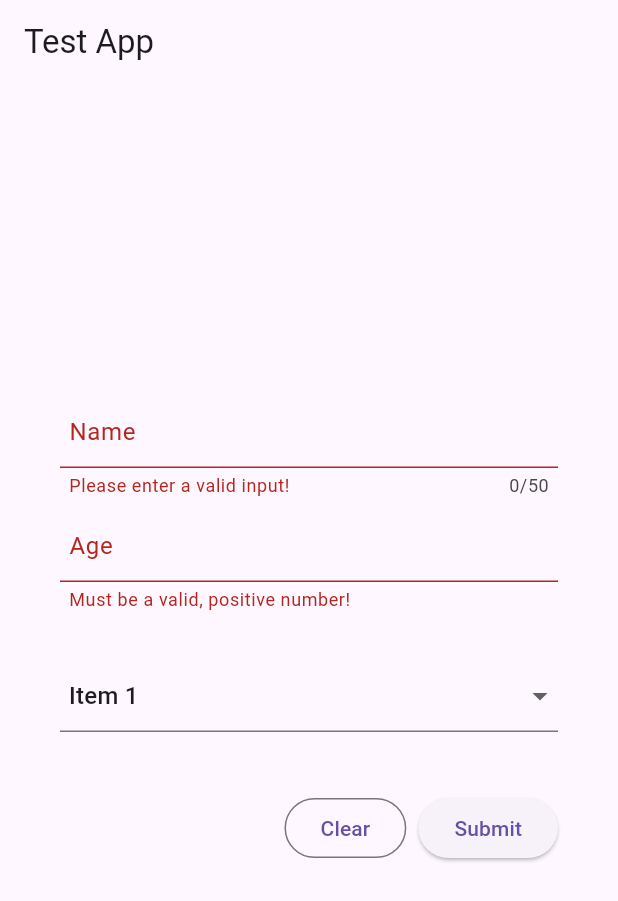
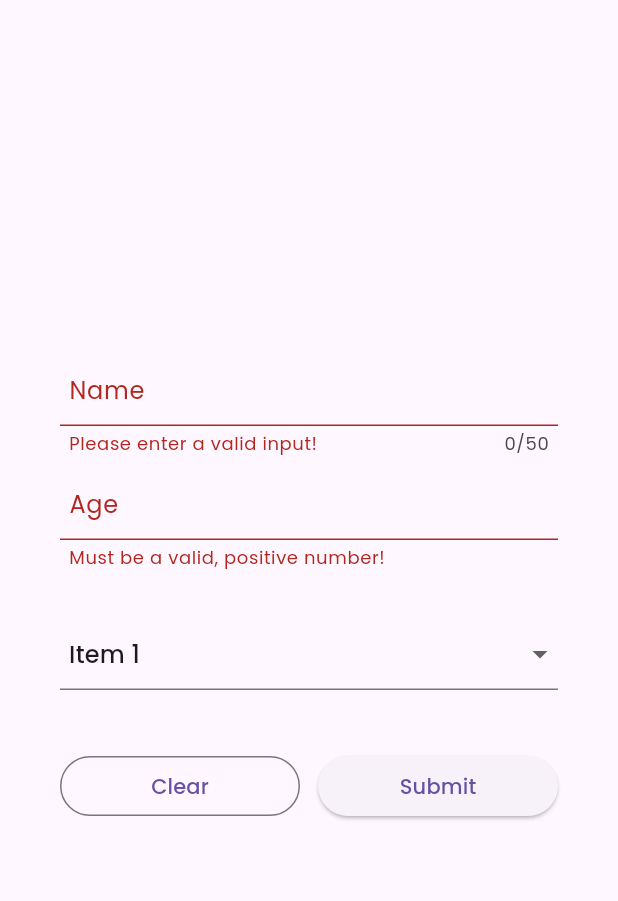
Before and after one commit to selimxyay/dummy_form_app, a Flutter app: the screen it shows after launch, after a tap on "Submit", on a phone screen of 412 x 824 dp. Shown: the top 901 px of the screen. Run offline on Flutter 3.47's test engine with Material 3 defaults, Android fonts, the phone set to English and light mode, and no system bars; our stand-ins replace google_fonts.

Commit message:
comments added | styling improved

```diff
--- a/lib/home_page.dart
+++ b/lib/home_page.dart
@@ -1,6 +1,5 @@
-// ignore_for_file: avoid_print
-
 import 'package:flutter/material.dart';
+import 'package:flutter/services.dart';
 
 class HomePage extends StatefulWidget {
   const HomePage({super.key});
@@ -16,56 +15,46 @@ class _HomePageState extends State<HomePage> {
 
   // when submit button is pressed, this method will be executed
   void _submitForm() {
-    // if all validators return true, save the input values
-    if (_formKey.currentState!.validate()) {
-      _formKey.currentState!.save();
-      print(
-          "Username: ${_nameController.text}, User Age: ${_ageController.text}");
+    if (_formKey.currentState!.validate()) { // checks if all validators return true
+      _formKey.currentState!.save(); // saves all the input values
     }
   }
 
   @override
   Widget build(BuildContext context) {
     return Scaffold(
-      appBar: AppBar(title: const Text("Test App")),
       body: Form(
         key: _formKey,
         child: Padding(
           padding: const EdgeInsets.symmetric(horizontal: 40),
           child: Column(mainAxisAlignment: MainAxisAlignment.center, children: [
             TextFormField(
-              // instead of textfield
               controller: _nameController,
               maxLength: 50,
               decoration: const InputDecoration(
                   label: Text("Name"),
                   contentPadding: EdgeInsets.symmetric(horizontal: 6)),
               validator: (value) {
-                if (value == null ||
-                    value.isEmpty ||
-                    value.trim().length <= 1 ||
-                    value.trim().length > 50) {
+                if (value == null || value.isEmpty || value.trim().length <= 1 || value.trim().length > 50) {
                   return 'Please enter a valid input!';
                 }
-                return null;
+                return null; // this means user input value has passed all the criterias and validator can return true
               },
               onSaved: (newValue) {
-                _nameController.text = newValue!;
+                _nameController.text = newValue!; // it will never return null because it's checked above
               },
             ),
             const SizedBox(height: 8),
             TextFormField(
               controller: _ageController,
               keyboardType: TextInputType.number,
+              inputFormatters: [FilteringTextInputFormatter.digitsOnly],
               decoration: const InputDecoration(
                 contentPadding: EdgeInsets.symmetric(horizontal: 6),
                 label: Text("Age"),
               ),
               validator: (value) {
-                if (value == null ||
-                    value.isEmpty ||
-                    int.tryParse(value) == null ||
-                    int.tryParse(value)! <= 0) {
+                if (value == null || value.isEmpty || int.tryParse(value) == null || int.tryParse(value)! <= 0) {
                   return "Must be a valid, positive number!";
                 }
                 return null;
@@ -89,15 +78,18 @@ class _HomePageState extends State<HomePage> {
             ),
             const SizedBox(height: 40),
             Row(mainAxisAlignment: MainAxisAlignment.end, children: [
-              OutlinedButton(
-                  onPressed: () => _formKey.currentState!.reset(),
-                  child: const Text("Clear")),
-              const SizedBox(width: 8),
-              ElevatedButton(
-                  onPressed: _submitForm, child: const Text("Submit")),
+              Expanded(
+                child: OutlinedButton(
+                    onPressed: () => _formKey.currentState!.reset(),
+                    child: const Text("Clear")),
+              ),
+              const SizedBox(width: 12),
+              Expanded(
+                child: ElevatedButton(
+                    onPressed: _submitForm, child: const Text("Submit")),
+              ),
             ]),
             const SizedBox(height: 40),
-
           ]),
         ),
       ),
--- a/lib/main.dart
+++ b/lib/main.dart
@@ -1,6 +1,11 @@
 import 'package:flutter/material.dart';
+import 'package:google_fonts/google_fonts.dart';
 
 import 'home_page.dart';
+
+final appTheme = ThemeData(
+  textTheme: GoogleFonts.poppinsTextTheme(),
+);
 
 void main() {
   runApp(const MyApp());
@@ -11,8 +16,10 @@ class MyApp extends StatelessWidget {
 
   @override
   Widget build(BuildContext context) {
-    return const MaterialApp(
-      home: HomePage(),
+    return MaterialApp(
+      debugShowCheckedModeBanner: false,
+      theme: appTheme,
+      home: const HomePage(),
     );
   }
 }
--- a/pubspec.yaml
+++ b/pubspec.yaml
@@ -36,6 +36,7 @@ dependencies:
   # Use with the CupertinoIcons class for iOS style icons.
   cupertino_icons: ^1.0.6
   http: ^1.2.1
+  google_fonts: ^6.2.1
 
 dev_dependencies:
   flutter_test:
```
Also changed, not shown: pubspec.lock, 7 other files.
